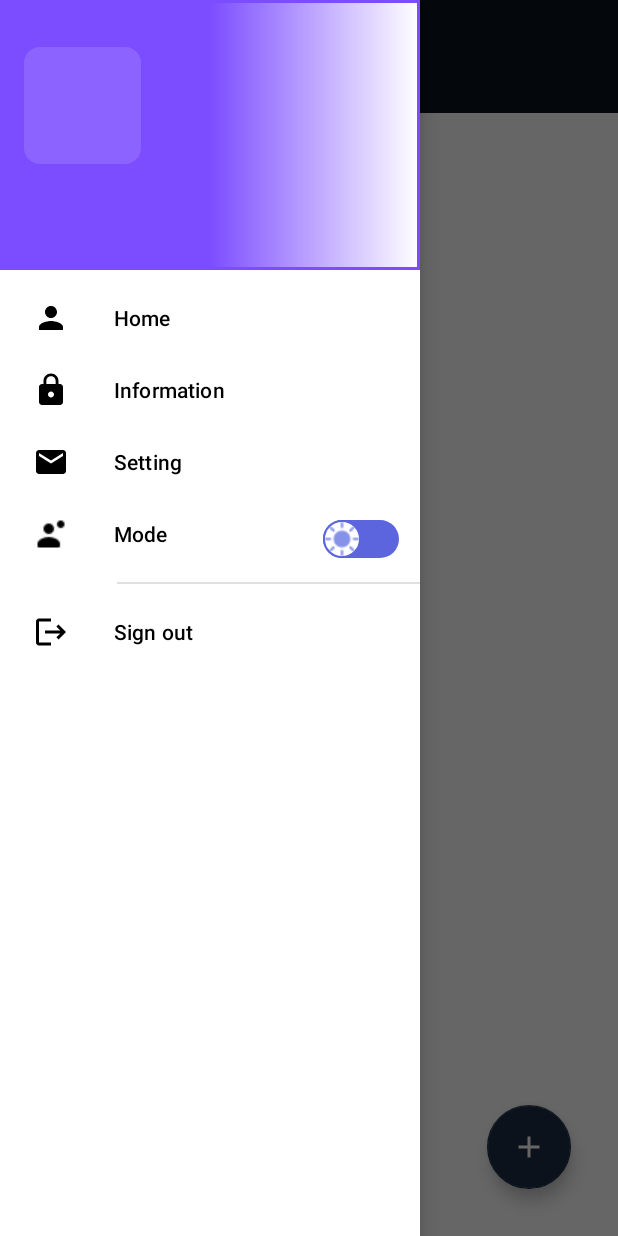
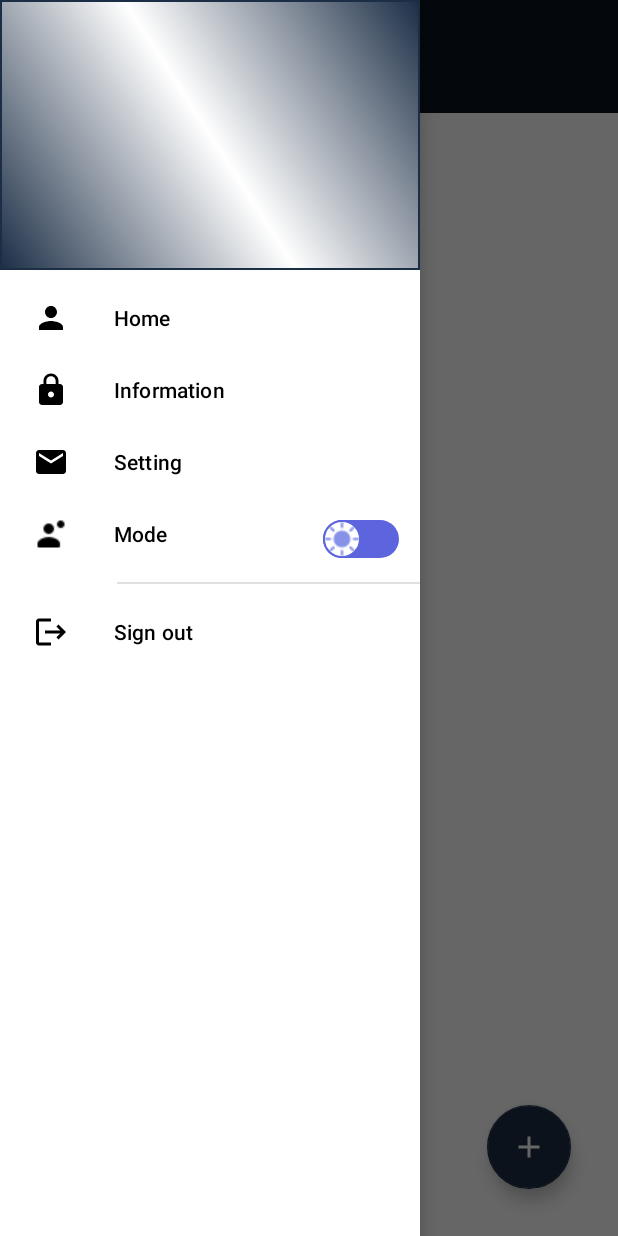
Before and after one commit to GiapKun/ChatApp, an Android app: the MainActivity screen opened directly, with no data from a screen before it, with the side drawer open, on a phone screen of 412 x 824 dp. Run offline under Robolectric (Android 15) with nearby library versions, the light colour scheme and no system bars; our stand-ins replace Firebase (no records; nobody signed in at launch, a user with empty details on screens opened directly), sdp/ssp sizes; libraries missing offline, so code that uses them is left out: com.makeramen.roundedimageview; plain views replace RoundedImageView; 4 statements that could not run were skipped.

Commit message:
done dark mode

```diff
--- /dev/null
+++ b/app/src/main/res/drawable/background_chat_input_night.xml
@@ -0,0 +1,6 @@
+<?xml version="1.0" encoding="utf-8"?>
+<shape xmlns:android="http://schemas.android.com/apk/res/android"
+    android:shape="rectangle">
+    <solid android:color="@color/icon_background"/>
+    <corners android:radius="@dimen/_24sdp"/>
+</shape>
--- a/app/src/main/res/drawable/background_header.xml
+++ b/app/src/main/res/drawable/background_header.xml
@@ -1,12 +1,17 @@
 <?xml version="1.0" encoding="utf-8"?>
 <shape xmlns:android="http://schemas.android.com/apk/res/android"
     android:shape="rectangle">
+<!--    <gradient-->
+<!--        android:startColor="@color/white"-->
+<!--        android:centerColor="@color/priramy"-->
+<!--        android:endColor="@color/priramy"-->
+<!--        />-->
     <gradient
-        android:startColor="@color/start_color"
-        android:centerColor="@color/start_color"
-        android:endColor="@color/white"
-        />
+        android:startColor="@color/priramy"
+        android:centerColor="@color/white"
+        android:endColor="@color/priramy"
+        android:angle="45" />
     <stroke
-        android:width="2dp"
-        android:color="@color/start_color"/>
+        android:width="1dp"
+        android:color="@color/priramy"/>
 </shape>
--- /dev/null
+++ b/app/src/main/res/drawable/background_header_night.xml
@@ -0,0 +1,17 @@
+<?xml version="1.0" encoding="utf-8"?>
+<shape xmlns:android="http://schemas.android.com/apk/res/android"
+    android:shape="rectangle">
+    <!--    <gradient-->
+    <!--        android:startColor="@color/white"-->
+    <!--        android:centerColor="@color/priramy"-->
+    <!--        android:endColor="@color/priramy"-->
+    <!--        />-->
+    <gradient
+        android:startColor="@color/black"
+        android:centerColor="@color/black1"
+        android:endColor="@color/black"
+        android:angle="45" />
+    <stroke
+        android:width="1dp"
+        android:color="@color/priramy"/>
+</shape>
--- a/app/src/main/res/layout/activity_main.xml
+++ b/app/src/main/res/layout/activity_main.xml
@@ -55,10 +55,9 @@
             android:layout_marginBottom="@dimen/_24sdp"
             android:contentDescription="@string/app_name"
             android:src="@drawable/ic_add"
-            app:backgroundTint="@color/priramy"
+            style="@style/MyFloatingActionButtonStyle"
             app:layout_constraintBottom_toBottomOf="parent"
-            app:layout_constraintEnd_toEndOf="parent"
-            app:tint="@color/white"/>
+            app:layout_constraintEnd_toEndOf="parent" />
 
     </androidx.constraintlayout.widget.ConstraintLayout>
 
--- a/app/src/main/res/layout/activity_users.xml
+++ b/app/src/main/res/layout/activity_users.xml
@@ -5,7 +5,7 @@
     android:layout_width="match_parent"
     android:layout_height="match_parent"
     android:animateLayoutChanges="true"
-    android:background="@color/priramy"
+    style="@style/ColorToolBar"
     tools:context=".activities.UsersActivity">
 
     <androidx.appcompat.widget.AppCompatImageView
@@ -59,13 +59,13 @@
 
 
             <TextView
+                style="TextColor3"
                 android:id="@+id/txtSuggest"
                 android:layout_width="match_parent"
                 android:layout_height="wrap_content"
                 android:text="Suggestion For You"
                 android:textSize="@dimen/_14ssp"
                 android:textStyle="bold"
-                android:textColor="@color/black"
                 android:layout_marginStart="@dimen/_14sdp"
                 android:layout_marginTop="@dimen/_20sdp"
                 android:layout_marginBottom="@dimen/_10ssp"
--- a/app/src/main/res/layout/header.xml
+++ b/app/src/main/res/layout/header.xml
@@ -6,14 +6,14 @@
     android:orientation="vertical"
     android:gravity="bottom"
     android:padding="16dp"
-    android:background="@drawable/background_header">
+    style="@style/BackgroundHeader">
 
     <com.makeramen.roundedimageview.RoundedImageView
         android:id="@+id/imageProfile"
         android:layout_width="@dimen/_60sdp"
         android:layout_height="@dimen/_60sdp"
         android:layout_marginTop="@dimen/_12sdp"
-        android:background="@drawable/background_icon"
+        style="@style/CardBackground"
         android:scaleType="centerCrop"
         app:riv_corner_radius="@dimen/_8sdp"
         />
@@ -26,7 +26,7 @@
         android:maxLines="1"
         android:ellipsize="end"
         android:gravity="start"
-        android:textColor="@color/white"
+        style="@style/TextColor"
         android:textStyle="bold"
         android:textSize="@dimen/_26ssp"
         android:paddingTop="10dp"
--- a/app/src/main/res/layout/item_container_recent_conversion.xml
+++ b/app/src/main/res/layout/item_container_recent_conversion.xml
@@ -27,6 +27,7 @@
         />
 
     <TextView
+        style="@style/TextColor"
         android:id="@+id/textName"
         android:layout_width="0dp"
         android:layout_height="wrap_content"
@@ -34,7 +35,6 @@
         android:layout_marginEnd="@dimen/_8sdp"
         android:ellipsize="end"
         android:maxLines="1"
-        android:textColor="@color/priramy_text"
         android:textSize="@dimen/_13ssp"
         app:layout_constraintBottom_toTopOf="@+id/viewSupporter"
         app:layout_constraintEnd_toEndOf="parent"
@@ -43,6 +43,7 @@
     <!--    android:ellipsize="end" nếu nội dung quá dài, chữ cuối cùng sẽ được thay thế bằng dấu "..."-->
     <!--    android:maxLines="1": Giới hạn số dòng hiển thị của TextView thành 1 dòng.-->
     <TextView
+        style="@style/TextColor2"
         android:id="@+id/textRecentMessage"
         android:layout_width="0dp"
         android:layout_height="wrap_content"
@@ -50,7 +51,6 @@
         android:layout_marginEnd="@dimen/_8sdp"
         android:ellipsize="end"
         android:maxLines="1"
-        android:textColor="@color/secondary_text"
         android:textSize="@dimen/_12ssp"
         app:layout_constraintEnd_toEndOf="parent"
         app:layout_constraintStart_toEndOf="@+id/imageProfile"
--- a/app/src/main/res/layout/item_container_user.xml
+++ b/app/src/main/res/layout/item_container_user.xml
@@ -25,6 +25,7 @@
         />
 
     <TextView
+        style="@style/TextColor"
         android:id="@+id/textName"
         android:layout_width="0dp"
         android:layout_height="wrap_content"
@@ -32,13 +33,13 @@
         android:layout_marginEnd="@dimen/_8sdp"
         android:ellipsize="end"
         android:maxLines="1"
-        android:textColor="@color/priramy_text"
         android:textSize="@dimen/_13ssp"
         app:layout_constraintBottom_toTopOf="@+id/viewSupporter"
         app:layout_constraintEnd_toEndOf="parent"
         app:layout_constraintStart_toEndOf="@+id/imageProfile"
         />
     <TextView
+        style="@style/TextColor2"
         android:id="@+id/textEmail"
         android:layout_width="0dp"
         android:layout_height="wrap_content"
@@ -46,7 +47,6 @@
         android:layout_marginEnd="@dimen/_8sdp"
         android:ellipsize="end"
         android:maxLines="1"
-        android:textColor="@color/secondary_text"
         android:textSize="@dimen/_10ssp"
         app:layout_constraintEnd_toEndOf="parent"
         app:layout_constraintStart_toEndOf="@+id/imageProfile"
--- a/app/src/main/res/layout/toolbar.xml
+++ b/app/src/main/res/layout/toolbar.xml
@@ -6,9 +6,9 @@
     android:layout_height="match_parent">
 
     <Toolbar
+        style="@style/ColorToolBar"
         android:layout_width="match_parent"
         android:layout_height="@dimen/_60sdp"
-        android:background="@color/priramy"
         >
         <ImageButton
             android:id="@+id/buttonDrawerToggle"
--- a/app/src/main/res/values-night/themes.xml
+++ b/app/src/main/res/values-night/themes.xml
@@ -8,7 +8,47 @@
     </style>
     <style name="CardBackground"><item name="android:backgroundTint">@color/grey</item></style>
     <style name="TextColor"><item name="android:textColor">@color/white</item></style>
-    <style name="ScreenBackground"><item name="android:background">@color/black</item></style>
+    <style name="TextColor2"><item name="android:textColor">@color/white2</item></style>
+    <style name="TextColor3"><item name="android:textColor">@color/secondary_text</item></style>
+
+    <!--    Toolbar-->
+    <style name="ColorToolBar" parent="Widget.AppCompat.Toolbar">
+        <item name="android:background">@color/dark_toolbar</item>
+    </style>
+
+    <!--    FloatingButton-->
+    <style name="MyFloatingActionButtonStyle" parent="Widget.MaterialComponents.FloatingActionButton">
+        <item name="backgroundTint">@color/icon_background</item>
+        <item name="tint">@color/white</item>
+    </style>
+
+    <!--    View-->
+    <style name="MyViewStyle">
+        <item name="android:background">@color/black1</item>
+    </style>
+
+    <style name="MyViewBackgroundStyle">
+        <!-- Định nghĩa background cho View -->
+        <item name="android:background">@drawable/background_content_bottom_night</item>
+    </style>
+
+    <!--    FrameLayout-->
+    <style name="MyPictureLayoutStyle">
+        <!-- Định nghĩa background cho FrameLayout -->
+        <item name="android:background">@drawable/background_chat_input_night</item>
+    </style>
+
+    <style name="MyImageViewStyle">
+        <!-- Định nghĩa tint cho AppCompatImageView -->
+        <item name="android:tint">@color/white</item>
+    </style>
+
+    <!--    Background Header-->
+    <style name="BackgroundHeader">
+        <item name="android:background">@drawable/background_header_night</item>
+    </style>
+
+    <style name="ScreenBackground"><item name="android:background">@color/black1</item></style>
     <style name="ColorError"><item name="android:textColor">@color/white</item></style>
     <style name="SearchView">
         <item name="android:strokeColor">@color/white</item>
--- a/app/src/main/res/values/colors.xml
+++ b/app/src/main/res/values/colors.xml
@@ -19,4 +19,6 @@
     <color name="dark_grey">#ff424242</color>
     <color name="lavender">#5C65DD</color>
     <color name="color_edittext">#14000000</color>
+    <color name="white2">#F5F5F5</color>
+    <color name="dark_toolbar">#43000000</color>
 </resources>
--- a/app/src/main/res/values/themes.xml
+++ b/app/src/main/res/values/themes.xml
@@ -9,7 +9,44 @@
 
     <style name="Theme.ChatandCall_App" parent="Base.Theme.ChatandCall_App" />
     <style name="CardBackground"><item name="android:backgroundTint">@color/color_edittext</item></style>
-    <style name="TextColor"><item name="android:textColor">@color/lavender</item></style>
+    <style name="TextColor"><item name="android:textColor">@color/priramy_text</item></style>
+    <style name="TextColor2"><item name="android:textColor">@color/secondary_text</item></style>
+    <style name="TextColor3"><item name="android:textColor">@color/black</item></style>
+<!--    Toolbar-->
+    <style name="ColorToolBar" parent="Widget.AppCompat.Toolbar">
+        <item name="android:background">@color/priramy</item>
+    </style>
+
+<!--    FloatingButton-->
+    <style name="MyFloatingActionButtonStyle" parent="Widget.MaterialComponents.FloatingActionButton">
+        <item name="backgroundTint">@color/priramy</item>
+        <item name="tint">@color/white</item>
+    </style>
+
+<!--    View-->
+    <style name="MyViewStyle">
+        <item name="android:background">@color/priramy</item>
+    </style>
+
+    <style name="MyViewBackgroundStyle">
+        <item name="android:background">@drawable/background_content_bottom</item>
+    </style>
+
+<!--    FrameLayout-->
+    <style name="MyPictureLayoutStyle">
+        <item name="android:background">@drawable/background_chat_input</item>
+    </style>
+
+    <style name="MyImageViewStyle">
+        <item name="android:tint">@color/white</item>
+    </style>
+
+<!--    Background Header-->
+    <style name="BackgroundHeader">
+        <item name="android:background">@drawable/background_header</item>
+    </style>
+
+
     <style name="ColorWhite"><item name="android:backgroundTint">@color/white</item></style>
     <style name="ColorError"><item name="android:textColor">@color/error</item></style>
     <style name="EdtEmail">
```
Also changed, not shown: app/src/main/java/com/example/chatandcall_app/activities/MainActivity.java (+25 -26 lines), app/src/main/res/drawable/background_content_bottom_night.xml (added, +8 -0 lines), app/src/main/res/layout/activity_chat.xml (+10 -11 lines).
